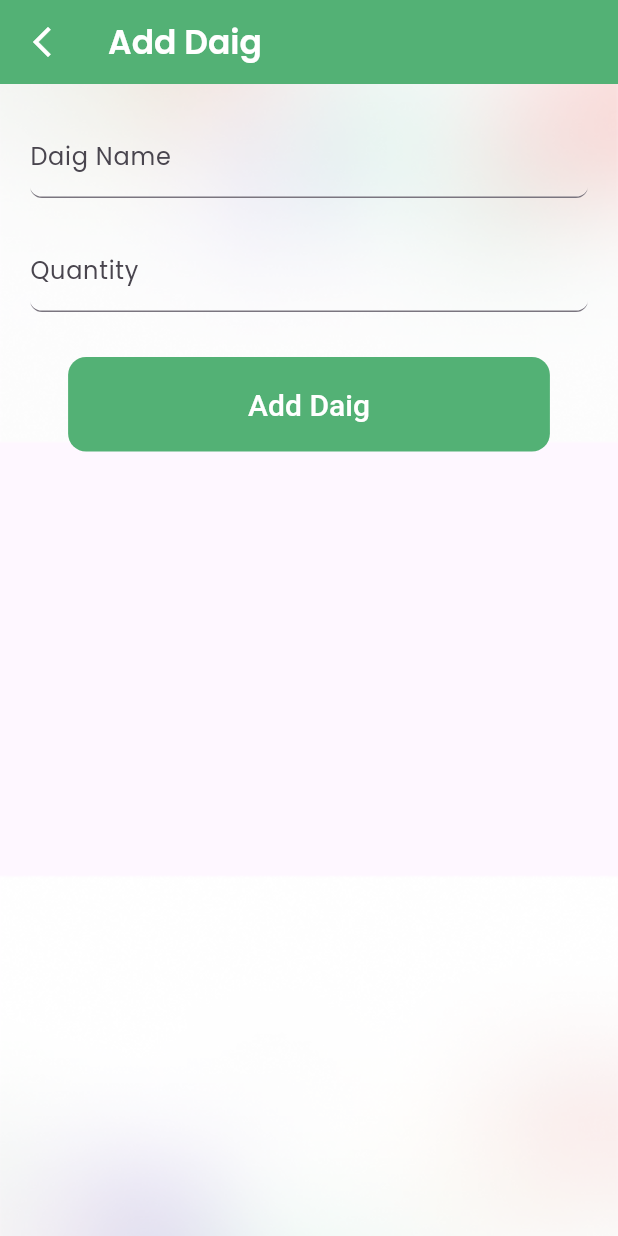
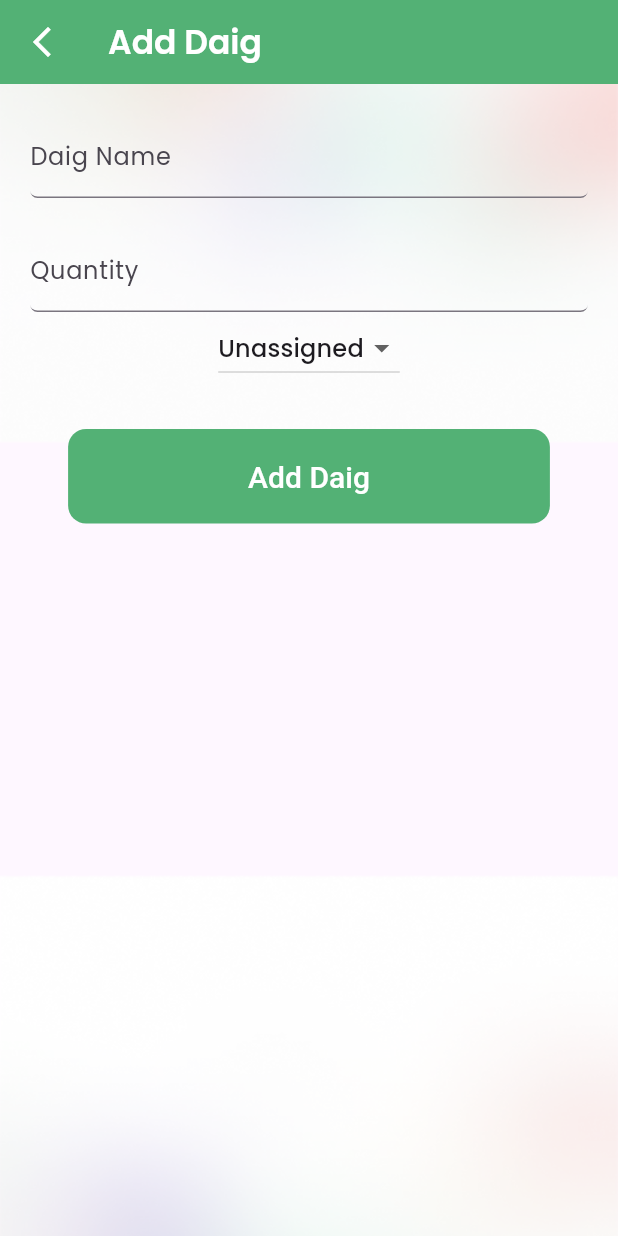
Before and after one commit to bilalahmedkhan786/Catering-Service, a Flutter app: the AddDaigScreen screen opened directly, on a phone screen of 412 x 824 dp. Run offline on Flutter 3.47's test engine with Material 3 defaults, Android fonts, the light colour scheme and no system bars; our stand-ins replace cloud_firestore, firebase_auth, firebase_core, get, google_fonts; accounts and stored records are empty.

Commit message:
allocation and track completed

```diff
--- a/lib/models/daig_model.dart
+++ b/lib/models/daig_model.dart
@@ -3,12 +3,16 @@ class Daig {
   String name;
   int quantity;
   String status;
+  String allocatedTo;
+  DateTime dateAllocated;
 
   Daig({
     required this.id,
     required this.name,
     required this.quantity,
     required this.status,
+    required this.allocatedTo,
+    required this.dateAllocated,
   });
 
   Map<String, dynamic> toMap() {
@@ -17,6 +21,8 @@ class Daig {
       'name': name,
       'quantity': quantity,
       'status': status,
+      'allocatedTo': allocatedTo,
+      'dateAllocated': dateAllocated.toIso8601String(),
     };
   }
 
@@ -26,6 +32,9 @@ class Daig {
       name: map['name'] ?? '',
       quantity: map['quantity'] ?? 0,
       status: map['status'] ?? 'Pending',
+      allocatedTo: map['allocatedTo'] ?? 'Unassigned',
+      dateAllocated: DateTime.parse(
+          map['dateAllocated'] ?? DateTime.now().toIso8601String()),
     );
   }
 }
--- a/lib/screens/daigs/add_daig_screen.dart
+++ b/lib/screens/daigs/add_daig_screen.dart
@@ -13,6 +13,7 @@ class AddDaigScreen extends StatefulWidget {
 class _AddDaigScreenState extends State<AddDaigScreen> {
   final TextEditingController nameController = TextEditingController();
   final TextEditingController quantityController = TextEditingController();
+  String allocatedTo = 'Unassigned';
 
   @override
   Widget build(BuildContext context) {
@@ -50,7 +51,7 @@ class _AddDaigScreenState extends State<AddDaigScreen> {
                   border: UnderlineInputBorder(
                     borderSide: BorderSide(
                         style: BorderStyle.solid, color: Colors.black),
-                    borderRadius: BorderRadius.circular(8),
+                    borderRadius: BorderRadius.circular(5),
                   ),
                 ),
               ),
@@ -63,9 +64,24 @@ class _AddDaigScreenState extends State<AddDaigScreen> {
                   border: UnderlineInputBorder(
                     borderSide: BorderSide(
                         style: BorderStyle.solid, color: Colors.black),
-                    borderRadius: BorderRadius.circular(8),
+                    borderRadius: BorderRadius.circular(5),
                   ),
                 ),
+              ),
+              DropdownButton<String>(
+                value: allocatedTo,
+                onChanged: (newValue) {
+                  setState(() {
+                    allocatedTo = newValue!;
+                  });
+                },
+                items: ['Unassigned', 'Chef', 'Helper', 'Manager']
+                    .map<DropdownMenuItem<String>>((String value) {
+                  return DropdownMenuItem<String>(
+                    value: value,
+                    child: Text(value),
+                  );
+                }).toList(),
               ),
               SizedBox(height: 30),
               MyButton(text: "Add Daig", onPressed: onAddDaig),
@@ -86,6 +102,8 @@ class _AddDaigScreenState extends State<AddDaigScreen> {
       name: name,
       quantity: quantity,
       status: 'Pending',
+      allocatedTo: allocatedTo,
+      dateAllocated: DateTime.now(),
     );
 
     addDaig(newDaig);
--- a/lib/screens/daigs/daig_list_screen.dart
+++ b/lib/screens/daigs/daig_list_screen.dart
@@ -3,6 +3,7 @@ import 'package:catering_service_manager/screens/daigs/add_daig_screen.dart';
 import 'package:catering_service_manager/screens/daigs/update_daig_screen.dart';
 import 'package:cloud_firestore/cloud_firestore.dart';
 import 'package:flutter/material.dart';
+import 'package:intl/intl.dart';
 
 class DaigListScreen extends StatelessWidget {
   @override
@@ -45,7 +46,8 @@ class DaigListScreen extends StatelessWidget {
                 return ListTile(
                   title: Text(daig.name),
                   subtitle: Text(
-                      'Quantity: ${daig.quantity} | Status: ${daig.status}'),
+                    'Quantity: ${daig.quantity} | Status: ${daig.status}\nAllocated To: ${daig.allocatedTo} | Date: ${DateFormat('yyyy-MM-dd').format(daig.dateAllocated)}',
+                  ),
                   trailing: Row(
                     mainAxisSize: MainAxisSize.min,
                     children: [
--- a/pubspec.yaml
+++ b/pubspec.yaml
@@ -40,8 +40,11 @@ dependencies:
   cloud_firestore: ^5.2.1
   firebase_storage: ^12.1.3
   firebase_database: ^11.0.4
+  firebase_messaging: ^15.0.4
+  flutter_local_notifications: ^17.2.2
   google_fonts: ^6.2.1
   image_picker: ^1.1.2
+  intl: ^0.19.0
 
 dev_dependencies:
   flutter_test:
```
Also changed, not shown: lib/screens/daigs/update_daig_screen.dart (+32 -3 lines), pubspec.lock, 1 other file.
